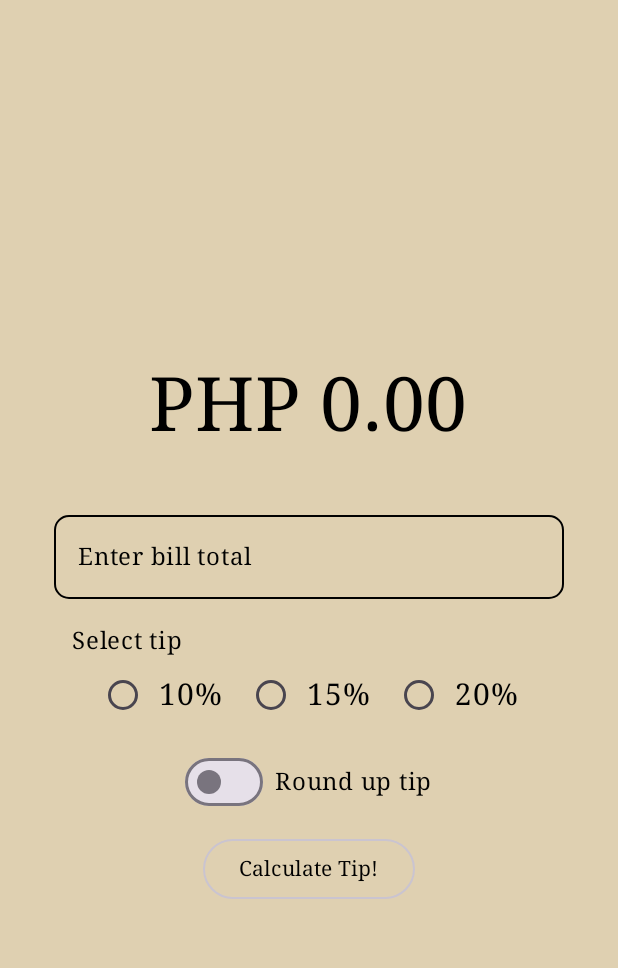
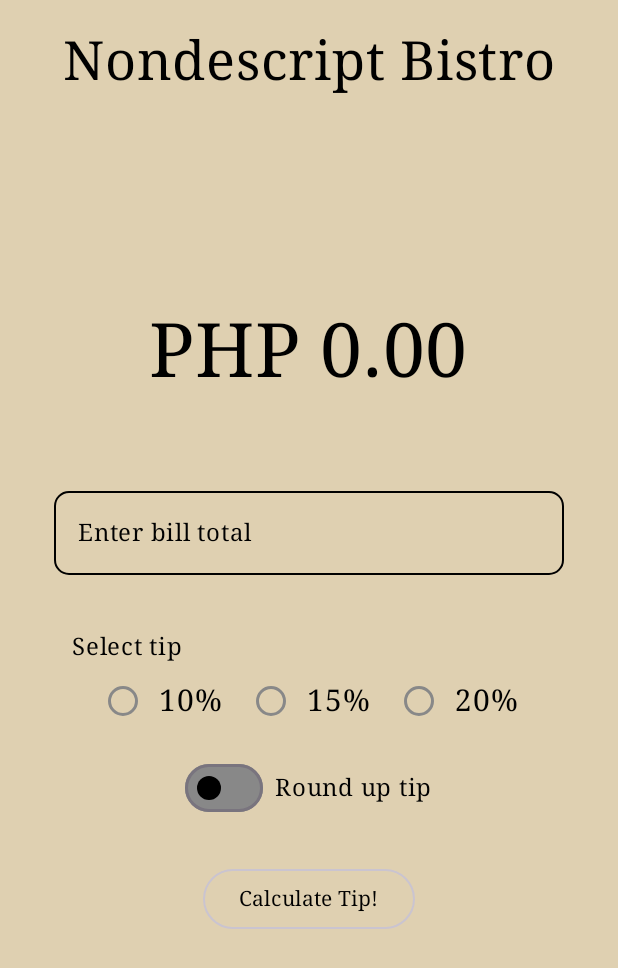
Before and after one commit to ccgarcia99/cpe-3323, an Android app built with Jetpack Compose: the screen it shows after launch (MainActivity), after a tap on "Calculate Tip!", on a phone screen of 412 x 824 dp. Shown: the top 968 px of the screen. Run offline under Robolectric (Android 15) with nearby library versions, the phone set to English and light mode, and no system bars.

Commit message:
CREATED final iteration of PE 3.2.1

```diff
--- a/Decierdo_PE3/PE321/app/src/main/java/com/example/decierdo_pe31/MainActivity.kt
+++ b/Decierdo_PE3/PE321/app/src/main/java/com/example/decierdo_pe31/MainActivity.kt
@@ -8,19 +8,22 @@ import androidx.compose.foundation.layout.Arrangement
 import androidx.compose.foundation.layout.Column
 import androidx.compose.foundation.layout.Row
 import androidx.compose.foundation.layout.Spacer
-import androidx.compose.foundation.layout.fillMaxHeight
 import androidx.compose.foundation.layout.fillMaxSize
 import androidx.compose.foundation.layout.fillMaxWidth
+import androidx.compose.foundation.layout.height
 import androidx.compose.foundation.layout.padding
 import androidx.compose.foundation.layout.width
 import androidx.compose.foundation.shape.RoundedCornerShape
+import androidx.compose.foundation.text.KeyboardOptions
 import androidx.compose.material3.MaterialTheme
 import androidx.compose.material3.OutlinedButton
 import androidx.compose.material3.OutlinedTextField
 import androidx.compose.material3.RadioButton
+import androidx.compose.material3.RadioButtonDefaults
 import androidx.compose.material3.Scaffold
 import androidx.compose.material3.Surface
 import androidx.compose.material3.Switch
+import androidx.compose.material3.SwitchDefaults
 import androidx.compose.material3.Text
 import androidx.compose.runtime.Composable
 import androidx.compose.runtime.getValue
@@ -32,6 +35,7 @@ import androidx.compose.ui.Modifier
 import androidx.compose.ui.graphics.Color
 import androidx.compose.ui.text.font.FontFamily
 import androidx.compose.ui.text.font.FontWeight
+import androidx.compose.ui.text.input.KeyboardType
 import androidx.compose.ui.tooling.preview.Preview
 import androidx.compose.ui.unit.dp
 import androidx.compose.ui.unit.sp
@@ -64,6 +68,40 @@ class MainActivity : ComponentActivity() {
 // Root composable function. Build UI here
 @Composable
 fun MyApp(modifier: Modifier = Modifier) {
+    var billTotal by remember {
+        mutableStateOf<Float?>(0f)
+    }
+
+    var tipPercentage by remember {
+        mutableStateOf<Float?>(0f)
+    }
+
+    var testString by remember {
+        mutableStateOf<String?>(null)
+    }
+
+    var calculatedTotal by remember {
+        mutableStateOf<Float?>(null)
+    }
+
+    var roundUp by remember {
+        mutableStateOf(false)
+    }
+
+    Column(
+       modifier = modifier
+           .padding(20.dp)
+           .fillMaxSize(),
+        verticalArrangement = Arrangement.Top,
+        horizontalAlignment = Alignment.CenterHorizontally
+    ) {
+        Text(
+            text = "Nondescript Bistro",
+            fontFamily = FontFamily.Serif,
+            fontSize = 36.sp
+        )
+        // Add image here
+    }
     Column(
         modifier = modifier
             .padding(20.dp)
@@ -71,20 +109,39 @@ fun MyApp(modifier: Modifier = Modifier) {
         verticalArrangement = Arrangement.Center,
         horizontalAlignment = Alignment.CenterHorizontally
     ) {
-        /*TODO:
-         1. Add a drop-down menu for the list of server names(Optional)
-         2, Add a text field for order cost - DONE
-         3. 3 radio buttons in a row for different tipping % - DONE
-         4. Slider button to round up total cost - DONE
-         4.1. Make UI Adjustments
-         5. Implement program logic
-         6. Make UI adjustments
-        * */
-        BillTotal()
-        BillField()
-        RadioRowField()
-        RoundUp()
-        CalculateTip()
+        calculatedTotal?.let {
+            BillTotal(
+                totalBill = "%.2f".format(it)
+            )
+        }
+        Spacer(modifier = modifier.height(20.dp))
+        BillField(
+            onValueChange = {
+                newTotal -> billTotal = newTotal
+            },
+            onTestString = {
+                newTotalString -> testString = newTotalString     // For debugging purposes
+            }
+        )
+        Spacer(modifier = modifier.height(20.dp))
+        RadioRowField(
+            onPercentageSelected = {
+                percentage -> tipPercentage = percentage
+            }
+        )
+        RoundUp(
+            onRoundUpChange = {
+                roundUp = it
+            }
+        )
+        CalculateTip(
+            billInitial = billTotal,
+            percentTip = tipPercentage,
+            roundUp = roundUp,
+            onCalculate = {
+                total -> calculatedTotal = total
+            }
+        )
     }
 }
 
@@ -100,10 +157,23 @@ fun BillTotal(modifier: Modifier = Modifier, totalBill: String = "0.00") {
     )
 }
 
+// function: Calculate Tip
+// arguments: billInitial(float), percentTip(float), roundUp(Boolean)
+// returns: billTotal
 @Composable
-fun CalculateTip() {
-    //var onClick: () -> Unit // return a null function for now
-    OutlinedButton(onClick = { /*TODO*/ }) {
+fun CalculateTip(billInitial: Float?, percentTip: Float?, roundUp: Boolean, onCalculate: (Float) -> Unit) {
+    OutlinedButton(
+        onClick = {
+            val billTotal = billInitial ?: 0f           // Null safety stuff
+            val tipPercentage = percentTip ?: 0f
+            var total = billTotal + (billTotal * tipPercentage)
+            if (roundUp) {
+                total = kotlin.math.ceil(total)
+            }
+            onCalculate(total)
+        },
+        modifier = Modifier.padding(16.dp)
+    ) {
         Text(
             text = "Calculate Tip!",
             fontFamily = FontFamily.Serif,
@@ -112,8 +182,13 @@ fun CalculateTip() {
     }
 }
 
+
+
 @Composable
-fun RoundUp(modifier: Modifier = Modifier) {
+fun RoundUp(
+    modifier: Modifier = Modifier,
+    onRoundUpChange: (Boolean) -> Unit
+) {
     var toggled by remember {
         mutableStateOf(false)
     }
@@ -128,7 +203,16 @@ fun RoundUp(modifier: Modifier = Modifier) {
         ) {
             Switch(
                 checked = toggled,
-                onCheckedChange = {toggled = it}
+                colors = SwitchDefaults.colors(
+                    checkedThumbColor = Color.White,
+                    checkedTrackColor = Color.Black,
+                    uncheckedThumbColor = Color.Black,
+                    uncheckedTrackColor = Color.Gray
+                ),
+                onCheckedChange = {
+                    toggled = it
+                    onRoundUpChange(it)
+                }
             )
             Spacer(modifier = modifier.width(8.dp))
             Text(
@@ -137,17 +221,24 @@ fun RoundUp(modifier: Modifier = Modifier) {
             )
         }
     }
-
 }
 
+
+
+
 @Composable
-fun RadioRowField(modifier: Modifier = Modifier) {
+fun RadioRowField(
+    modifier: Modifier = Modifier,
+    onPercentageSelected: (Float) -> Unit
+) {
     val percentages = arrayOf("10%", "15%", "20%")
     var selectedPercentage by remember { mutableStateOf("") }
+
     Column {
         Text(
             text = "Select tip",
-            fontFamily = FontFamily.Serif
+            fontFamily = FontFamily.Serif,
+            color = Color.Black // Ensure the text color is visible
         )
         Row(
             modifier = modifier
@@ -159,12 +250,22 @@ fun RadioRowField(modifier: Modifier = Modifier) {
                 Row(verticalAlignment = Alignment.CenterVertically) {
                     RadioButton(
                         selected = (item == selectedPercentage),
-                        onClick = { selectedPercentage = item },
+                        onClick = {
+                            selectedPercentage = item
+                            val percentageValue = item.removeSuffix("%").toFloat() / 100
+                            onPercentageSelected(percentageValue)
+                        },
+                        colors = RadioButtonDefaults.colors(
+                            selectedColor = Color.Black,
+                            unselectedColor = Color.Gray,
+                            disabledSelectedColor = Color.LightGray
+                        )
                     )
                     Text(
                         text = item,
                         fontSize = 20.sp,
-                        fontFamily = FontFamily.Serif
+                        fontFamily = FontFamily.Serif,
+                        color = Color.Black // Ensure the text color is visible
                     )
                     Spacer(modifier = Modifier.width(8.dp)) // Add spacing between each radio button and text pair
                 }
@@ -175,12 +276,25 @@ fun RadioRowField(modifier: Modifier = Modifier) {
 
 
 @Composable
-fun BillField(modifier: Modifier = Modifier) {
+fun BillField(
+    modifier: Modifier = Modifier,
+    onValueChange: (Float?) -> Unit = {},   // Passing empty high-order functions
+    onTestString: (String?) -> Unit = {}
+) {
     var text by remember { mutableStateOf("") } // Variable to be used in the text field composable
 
     OutlinedTextField(
         value = text,
-        onValueChange = { text = it },
+        onValueChange = {
+            text = it
+            val floatValue = it.toFloatOrNull()
+            onValueChange(floatValue)
+            onTestString(text)
+        },
+        singleLine = true,
+        keyboardOptions = KeyboardOptions(
+            keyboardType = KeyboardType.Number
+        ),
         label = {
             Text(
                 "Enter bill total",
--- a/Decierdo_PE3/PE321/app/src/main/java/com/example/decierdo_pe31/ui/theme/Theme.kt
+++ b/Decierdo_PE3/PE321/app/src/main/java/com/example/decierdo_pe31/ui/theme/Theme.kt
@@ -1,6 +1,5 @@
 package com.example.decierdo_pe31.ui.theme
 
-import android.app.Activity
 import android.os.Build
 import androidx.compose.foundation.isSystemInDarkTheme
 import androidx.compose.material3.MaterialTheme
@@ -13,33 +12,26 @@ import androidx.compose.ui.graphics.Color
 import androidx.compose.ui.platform.LocalContext
 
 private val DarkColorScheme = darkColorScheme(
-    primary = woodVeneerBrown,
+    primary = Color(0xFFDFD0B1),
     onPrimary = Color.Black,
-    secondary = PurpleGrey80,
-    tertiary = Pink80
+    secondary = Color(0xFFCCC2DC),
+    tertiary = Color(0xFFEFB8C8),
+    background = Color.Black,
+    surface = Color.DarkGray
 )
 
 private val LightColorScheme = lightColorScheme(
-    primary = woodVeneerBrown,
+    primary = Color(0xFFDFD0B1),
     onPrimary = Color.Black,
-    secondary = PurpleGrey40,
-    tertiary = Pink40
-
-    /* Other default colors to override
-    background = Color(0xFFFFFBFE),
-    surface = Color(0xFFFFFBFE),
-    onPrimary = Color.White,
-    onSecondary = Color.White,
-    onTertiary = Color.White,
-    onBackground = Color(0xFF1C1B1F),
-    onSurface = Color(0xFF1C1B1F),
-    */
+    secondary = Color(0xFF625b71),
+    tertiary = Color(0xFF7D5260),
+    background = Color.White,
+    surface = Color.LightGray
 )
 
 @Composable
 fun Decierdo_PE31Theme(
     darkTheme: Boolean = isSystemInDarkTheme(),
-    // Dynamic color is available on Android 12+
     dynamicColor: Boolean = true,
     content: @Composable () -> Unit
 ) {
@@ -48,7 +40,6 @@ fun Decierdo_PE31Theme(
             val context = LocalContext.current
             if (darkTheme) dynamicDarkColorScheme(context) else dynamicLightColorScheme(context)
         }
-
         darkTheme -> DarkColorScheme
         else -> LightColorScheme
     }
```
